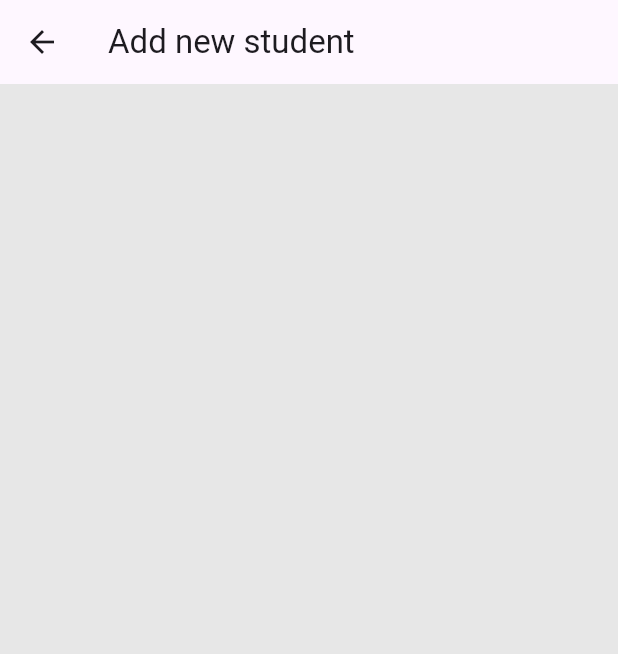
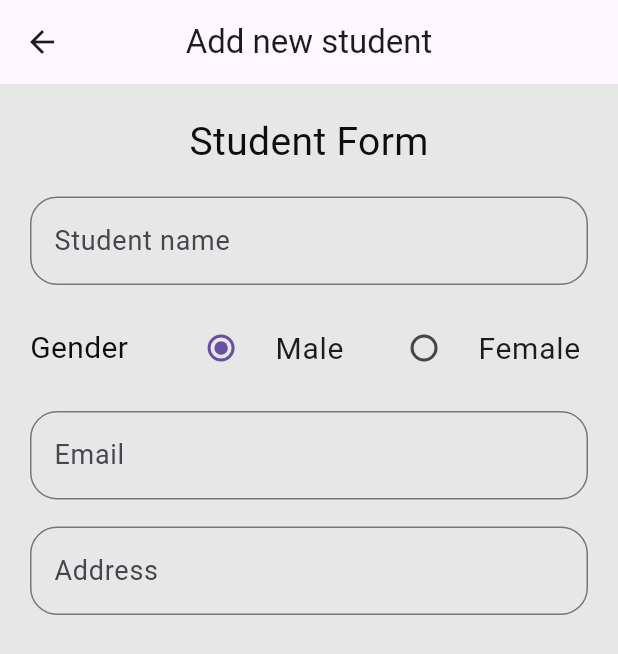
Before and after one commit to souneksarith3/theme_demo, a Flutter app: the Profile screen opened by its route, after a tap on the "add" icon, on a phone screen of 412 x 824 dp. Shown: the top 654 px of the screen. Run offline on Flutter 3.47's test engine with Material 3 defaults, Android fonts, the phone set to English and light mode, and no system bars; our stand-ins replace get, google_fonts, supabase_flutter; accounts and stored records are empty.

Commit message:
Build Student form

```diff
--- a/lib/controller/student_controller.dart
+++ b/lib/controller/student_controller.dart
@@ -6,6 +6,14 @@ class StudentController extends GetxController {
   final currentIndex = 0.obs;
 
   final pgController = PageController();
+  final ctlId = TextEditingController();
+  final ctlName = TextEditingController();
+  final ctlGender = "Male".obs;
+  final ctlEmail = TextEditingController();
+  final ctlAddress = TextEditingController();
+  final selectGender = 1.obs;
+
+  final stdFormKey = GlobalKey<FormState>();
 
   final List<StudentModel> studentList = [
     StudentModel(
@@ -46,4 +54,5 @@ class StudentController extends GetxController {
   void setCurrentIndex(int value) {
     currentIndex.value = value;
   }
+
 }
--- a/lib/screens/pages/attendance_page.dart
+++ b/lib/screens/pages/attendance_page.dart
@@ -0,0 +1,14 @@
+import 'package:flutter/material.dart';
+
+class AttendancePage extends StatelessWidget {
+  const AttendancePage({super.key});
+
+  @override
+  Widget build(BuildContext context) {
+    return Container(
+      child: Center(
+        child: Text("Attendance Page"),
+      ),
+    );
+  }
+}
--- a/lib/screens/pages/exam_page.dart
+++ b/lib/screens/pages/exam_page.dart
@@ -0,0 +1,14 @@
+import 'package:flutter/material.dart';
+
+class ExamPage extends StatelessWidget {
+  const ExamPage({super.key});
+
+  @override
+  Widget build(BuildContext context) {
+    return Container(
+      child: Center(
+        child: Text("Examination Page"),
+      ),
+    );
+  }
+}
--- a/lib/screens/profile.dart
+++ b/lib/screens/profile.dart
@@ -4,6 +4,8 @@ import 'package:theme_demo/config/themes/app_theme.dart';
 import 'package:theme_demo/controller/home_controller.dart';
 import 'package:get/get.dart';
 import 'package:theme_demo/controller/student_controller.dart';
+import 'package:theme_demo/screens/pages/attendance_page.dart';
+import 'package:theme_demo/screens/pages/exam_page.dart';
 import 'package:theme_demo/screens/pages/student_page.dart';
 
 class navBar {
@@ -88,7 +90,7 @@ class Profile extends StatelessWidget {
                       print(stdController.currentIndex.toString());
                       stdController.pgController.animateToPage(
                         stdController.getCurrentIndex,
-                        duration: Duration(milliseconds: 400),
+                        duration: Duration(milliseconds: 300),
                         curve: Curves.linear,
                       );
                     },
@@ -130,6 +132,8 @@ class Profile extends StatelessWidget {
       },
       children: [
         StudentPage(),
+        AttendancePage(),
+        ExamPage(),
       ],
     );
   }
--- a/lib/screens/student/student_add.dart
+++ b/lib/screens/student/student_add.dart
@@ -1,12 +1,123 @@
 import 'package:flutter/material.dart';
+import 'package:get/get.dart';
+import 'package:theme_demo/config/themes/app_theme.dart';
+import 'package:theme_demo/controller/student_controller.dart';
+import 'package:theme_demo/config/themes/app_theme.dart';
 
 class StudentAdd extends StatelessWidget {
-  const StudentAdd({super.key});
+  StudentAdd({super.key});
+
+  final stdController = Get.put(StudentController());
 
   @override
   Widget build(BuildContext context) {
     return Scaffold(
-      appBar: AppBar(title: Text("Add new student"),),
+      appBar: AppBar(title: Text("Add new student"), centerTitle: true),
+      body: _buildBody(),
+    );
+  }
+
+  Widget _buildBody() {
+    return SingleChildScrollView(
+      child: Container(
+        padding: EdgeInsets.all(20),
+        child: Column(children: [_buildStudentForm()]),
+      ),
+    );
+  }
+
+  Widget _buildStudentForm() {
+    return Form(
+      key: stdController.stdFormKey,
+      child: Column(
+        spacing: 18,
+        children: [
+          Text(
+            "Student Form",
+            style: AppTheme.lightTheme.textTheme.headlineLarge,
+          ),
+          _buildTextFormField(
+            controller: stdController.ctlName,
+            label: "Student name",
+          ),
+          Obx(
+            () => SizedBox(
+              width: double.infinity,
+              child: Row(
+                mainAxisAlignment: MainAxisAlignment.spaceBetween,
+                spacing: 6,
+                children: [
+                  Expanded(
+                    flex: 0,
+                    child: Text(
+                      "Gender",
+                      style: TextStyle(
+                        fontSize: 20,
+                        fontFamily: AppTheme.fontFamily,
+                      ),
+                    ),
+                  ),
+                  SizedBox(width: 30),
+                  Expanded(
+                    child: RadioListTile<String>(
+                      dense: true,
+                      contentPadding: EdgeInsets.zero,
+                      title: Text(
+                        "Male",
+                        style: TextStyle(
+                          fontSize: 20,
+                          fontFamily: AppTheme.fontFamily,
+                        ),
+                      ),
+                      value: "Male",
+                      groupValue: stdController.ctlGender.value,
+                      onChanged: (value) {
+                        stdController.ctlGender.value = value!;
+                      },
+                    ),
+                  ),
+                  Expanded(
+                    child: RadioListTile<String>(
+                      contentPadding: EdgeInsets.zero,
+                      dense: true,
+                      title: Text(
+                        "Female",
+                        style: TextStyle(
+                          fontSize: 20,
+                          fontFamily: AppTheme.fontFamily,
+                        ),
+                      ),
+                      value: "Female",
+                      groupValue: stdController.ctlGender.value,
+                      onChanged: (value) {
+                        stdController.ctlGender.value = value!;
+                      },
+                    ),
+                  ),
+                ],
+              ),
+            ),
+          ),
+          _buildTextFormField(
+            controller: stdController.ctlEmail,
+            label: "Email",
+          ),
+          _buildTextFormField(
+            controller: stdController.ctlAddress,
+            label: "Address",
+          ),
+        ],
+      ),
+    );
+  }
+
+  Widget _buildTextFormField({
+    TextEditingController? controller,
+    String? label,
+  }) {
+    return TextFormField(
+      decoration: InputDecoration(label: Text(label!)),
+      controller: controller,
     );
   }
 }
```
